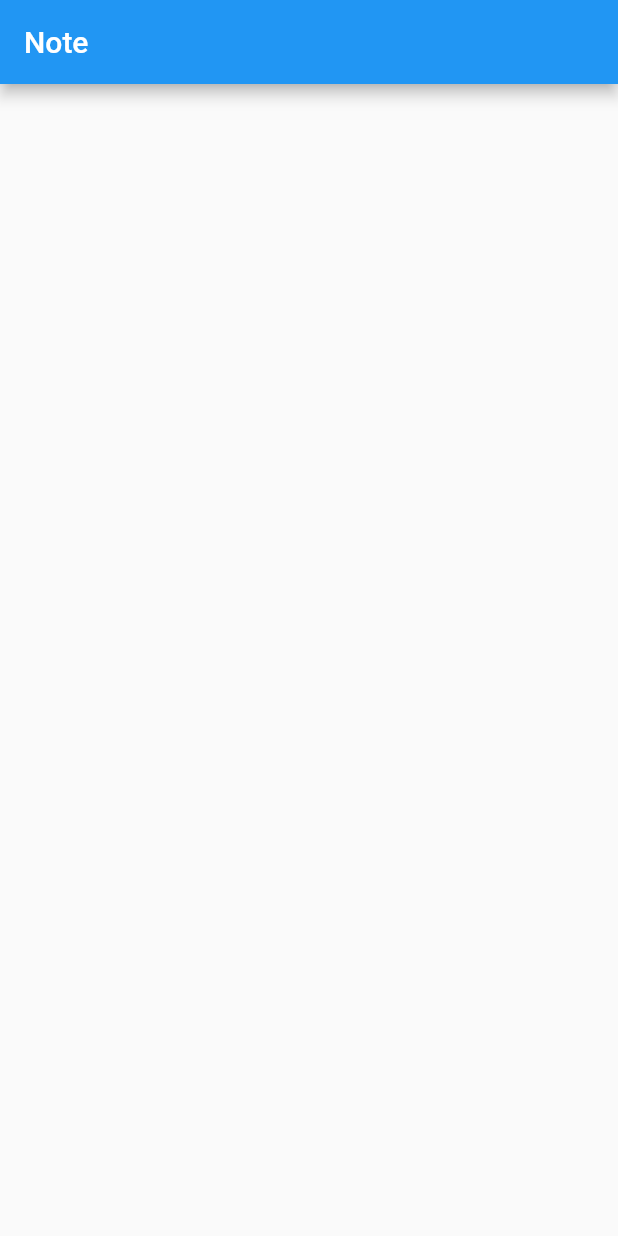
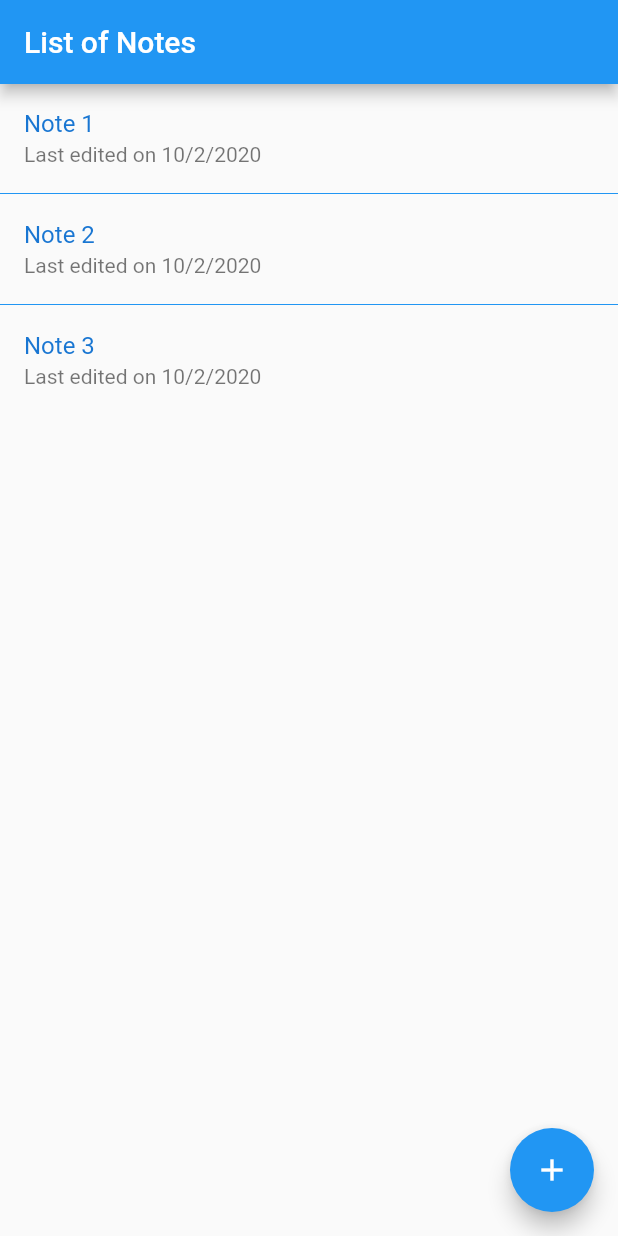
Before and after one commit to lion10/Note_Flutter, a Flutter app: the screen it shows after launch, on a phone screen of 412 x 824 dp. Run offline on Flutter 3.47's test engine with Material 2 defaults, Android fonts, the phone set to English and light mode, and no system bars.

Commit message:
add notelist class and prepeared main page for note app

```diff
--- a/lib/main.dart
+++ b/lib/main.dart
@@ -1,33 +1,18 @@
 import 'package:flutter/material.dart';
+import 'package:note_app/views/note_list.dart';
+
 void main() => runApp(MyApp());
 
 class MyApp extends StatelessWidget {
   @override
   Widget build(BuildContext context) {
     return MaterialApp(
+
       title: 'Note',
       theme: ThemeData(
         primarySwatch: Colors.blue,
       ),
-      home: MyHomePage(),
+      home: NoteList(),
     );
   }
 }
-
-class MyHomePage extends StatefulWidget {
-  @override
-  _MyHomePageState createState() => _MyHomePageState();
-}
-
-class _MyHomePageState extends State<MyHomePage> {
-
-  @override
-  Widget build(BuildContext context) {
-    return Scaffold(
-      appBar: AppBar(
-        title: Text('Note'),
-      ),
-      body: Container(),
-    );
-  }
-}
--- /dev/null
+++ b/lib/models/note_for_listing.dart
@@ -0,0 +1,13 @@
+
+class NoteForListing{
+  String noteId;
+  String noteTitle;
+  DateTime createDateTime;
+  DateTime latestEditedDateTime ;
+
+  NoteForListing({
+    this.noteId,
+    this.noteTitle,
+    this.createDateTime,
+    this.latestEditedDateTime});
+}
--- /dev/null
+++ b/lib/views/note_list.dart
@@ -0,0 +1,61 @@
+import 'package:flutter/material.dart';
+import 'package:note_app/models/note_for_listing.dart';
+
+
+class NoteList extends StatelessWidget {
+
+  final notes =[
+      new NoteForListing(
+        noteId: "1",
+        noteTitle: "Note 1",
+        createDateTime: DateTime.now(),
+        latestEditedDateTime: DateTime.now()
+      ),
+      new NoteForListing(
+          noteId: "2",
+          noteTitle: "Note 2",
+          createDateTime: DateTime.now(),
+          latestEditedDateTime: DateTime.now()
+      ),
+      new NoteForListing(
+          noteId: "3",
+          noteTitle: "Note 3",
+          createDateTime: DateTime.now(),
+          latestEditedDateTime: DateTime.now()
+      ),
+  ];
+
+  String formatDateTime(DateTime dateTime){
+    return '${dateTime.day}/${dateTime.month}/${dateTime.year}';
+  }
+
+
+  @override
+  Widget build(BuildContext context) {
+    return Scaffold(
+      appBar: AppBar(
+      title: Text("List of Notes"),
+      ),
+      floatingActionButton: FloatingActionButton(
+        onPressed: (){
+
+        },
+        child: Icon(Icons.add),
+      ),
+
+      body: ListView.separated(
+        itemCount: notes.length,
+        itemBuilder: (_,index){
+          return ListTile(
+            title: Text(
+              notes[index].noteTitle,
+              style: TextStyle(color: Theme.of(context).primaryColorDark),
+            ),
+            subtitle: Text('Last edited on ${formatDateTime(notes[index].latestEditedDateTime)}'),
+          );
+        },
+        separatorBuilder: (_,__) => Divider(height: 2,color: Colors.blue,),
+      ),
+    );
+  }
+}
```
